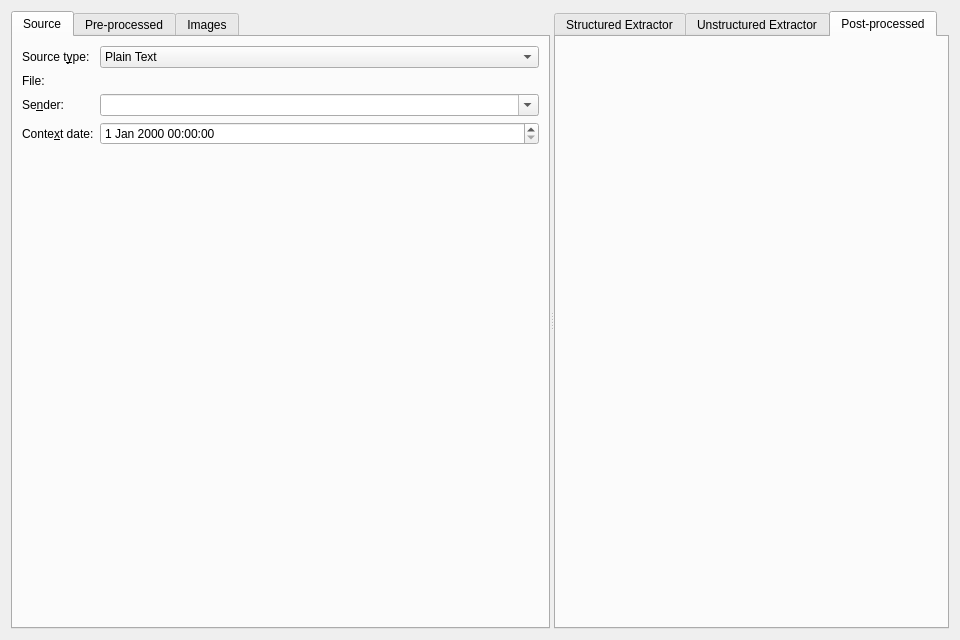
Old version of the form src/mainwindow.ui in the repository KDE/kitinerary-workbench.
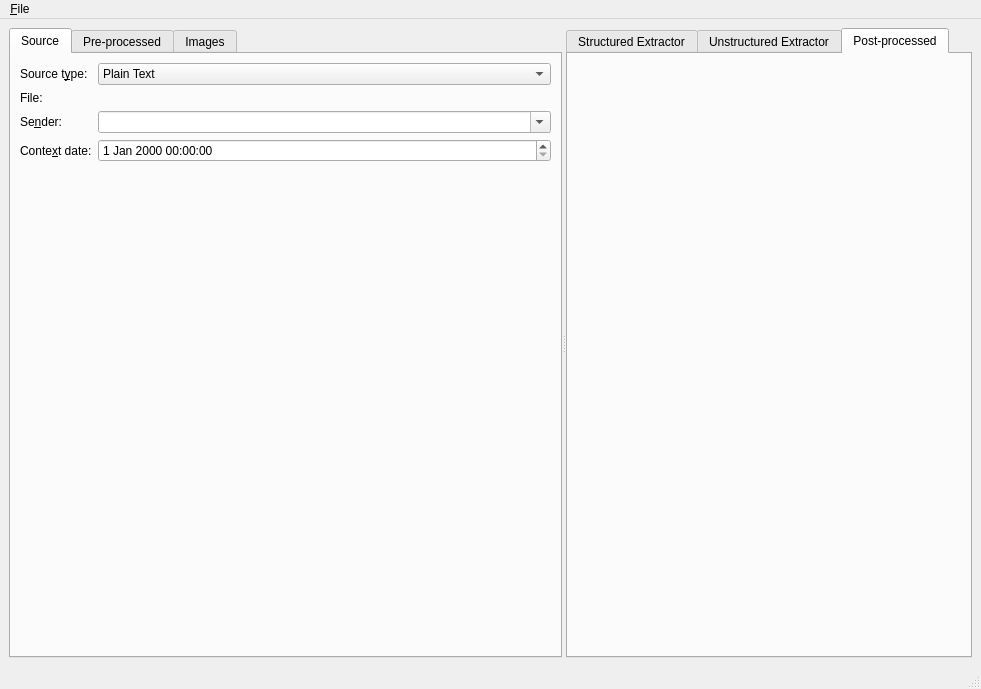
New version of the form. Icons and pictures are not drawn. Custom widgets are drawn as their Qt base class.

Commit message: Add shortcut for actions

The edit to the form file:
```diff
--- a/src/mainwindow.ui
+++ b/src/mainwindow.ui
@@ -1,15 +1,19 @@
 <?xml version="1.0" encoding="UTF-8"?>
 <ui version="4.0">
  <class>MainWindow</class>
- <widget class="QWidget" name="MainWindow">
+ <widget class="QMainWindow" name="MainWindow">
   <property name="geometry">
    <rect>
     <x>0</x>
     <y>0</y>
-    <width>960</width>
-    <height>640</height>
+    <width>981</width>
+    <height>689</height>
    </rect>
   </property>
+  <property name="windowTitle">
+   <string>MainWindow</string>
+  </property>
+  <widget class="QWidget" name="centralwidget">
   <layout class="QVBoxLayout" name="verticalLayout">
    <item>
     <widget class="QSplitter" name="mainSplitter">
@@ -175,6 +179,45 @@
     </widget>
    </item>
   </layout>
+  </widget>
+  <widget class="QMenuBar" name="menubar">
+   <property name="geometry">
+    <rect>
+     <x>0</x>
+     <y>0</y>
+     <width>981</width>
+     <height>30</height>
+    </rect>
+   </property>
+   <widget class="QMenu" name="menu_File">
+    <property name="title">
+     <string>&amp;File</string>
+    </property>
+    <addaction name="actionReload"/>
+    <addaction name="separator"/>
+    <addaction name="actionQuit"/>
+   </widget>
+   <addaction name="menu_File"/>
+  </widget>
+  <widget class="QStatusBar" name="statusbar"/>
+  <action name="actionReload">
+   <property name="icon">
+    <iconset theme="view-refresh">
+     <normaloff>../</normaloff>../</iconset>
+   </property>
+   <property name="text">
+    <string>&amp;Re-run Extractor</string>
+   </property>
+  </action>
+  <action name="actionQuit">
+   <property name="icon">
+    <iconset theme="application-exit">
+     <normaloff>../</normaloff>../</iconset>
+   </property>
+   <property name="text">
+    <string>&amp;Quit</string>
+   </property>
+  </action>
  </widget>
  <customwidgets>
   <customwidget>
```
Lines whose indentation alone changed are shown as unchanged. The commit also changes 1 other file.
